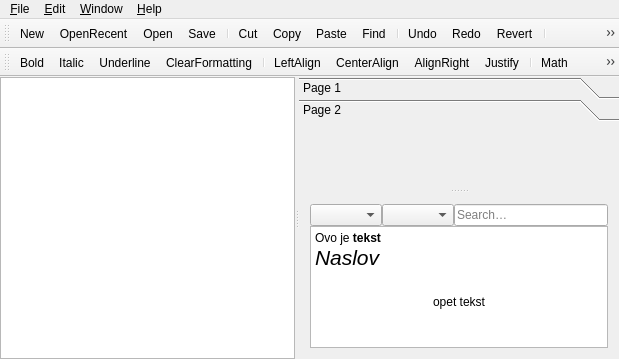
First picture: the form in mainwindow.ui, repository marohnicluka/ample, before the edit.
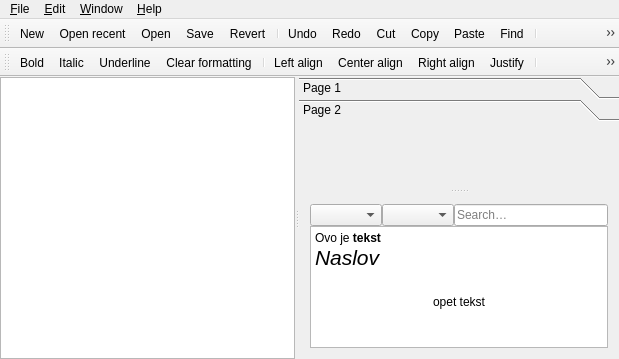
Second picture: the form after the edit. Icons and pictures are not drawn.

Patch:
```diff
--- a/mainwindow.ui
+++ b/mainwindow.ui
@@ -157,17 +157,18 @@
     <property name="title">
      <string>&amp;File</string>
     </property>
-    <addaction name="action_New"/>
-    <addaction name="action_Open"/>
+    <addaction name="actionNewDocument"/>
+    <addaction name="actionOpenDocument"/>
     <addaction name="actionSave"/>
     <addaction name="actionSaveAs"/>
-    <addaction name="action_Quit"/>
+    <addaction name="actionExport"/>
+    <addaction name="actionQuit"/>
    </widget>
    <widget class="QMenu" name="menu_Help">
     <property name="title">
      <string>&amp;Help</string>
     </property>
-    <addaction name="action_About"/>
+    <addaction name="actionAbout"/>
    </widget>
    <widget class="QMenu" name="menu_Window">
     <property name="title">
@@ -205,20 +206,19 @@
    <attribute name="toolBarBreak">
     <bool>false</bool>
    </attribute>
-   <addaction name="action_New"/>
+   <addaction name="actionNewDocument"/>
    <addaction name="actionOpenRecent"/>
-   <addaction name="action_Open"/>
+   <addaction name="actionOpenDocument"/>
    <addaction name="actionSave"/>
+   <addaction name="actionRevert"/>
    <addaction name="separator"/>
+   <addaction name="actionUndo"/>
+   <addaction name="actionRedo"/>
    <addaction name="actionCut"/>
    <addaction name="actionCopy"/>
    <addaction name="actionPaste"/>
    <addaction name="actionFind"/>
    <addaction name="separator"/>
-   <addaction name="actionUndo"/>
-   <addaction name="actionRedo"/>
-   <addaction name="actionRevert"/>
-   <addaction name="separator"/>
    <addaction name="actionSettings"/>
    <addaction name="actionRecompute"/>
    <addaction name="actionExport"/>
@@ -236,25 +236,25 @@
    <attribute name="toolBarBreak">
     <bool>true</bool>
    </attribute>
-   <addaction name="actionBold"/>
-   <addaction name="actionItalic"/>
-   <addaction name="actionUnderline"/>
+   <addaction name="actionTextBold"/>
+   <addaction name="actionTextItalic"/>
+   <addaction name="actionTextUnderline"/>
    <addaction name="actionClearFormatting"/>
    <addaction name="separator"/>
-   <addaction name="actionLeftAlign"/>
-   <addaction name="actionCenterAlign"/>
+   <addaction name="actionAlignLeft"/>
+   <addaction name="actionAlignCenter"/>
    <addaction name="actionAlignRight"/>
-   <addaction name="actionJustify"/>
+   <addaction name="actionAlignJustify"/>
    <addaction name="separator"/>
-   <addaction name="actionMath"/>
-   <addaction name="actionList"/>
-   <addaction name="actionTable"/>
-   <addaction name="actionImage"/>
+   <addaction name="actionInsertMath"/>
+   <addaction name="actionInsertList"/>
+   <addaction name="actionInsertTable"/>
+   <addaction name="actionInsertImage"/>
    <addaction name="actionReference"/>
    <addaction name="separator"/>
    <addaction name="actionSpellCheck"/>
   </widget>
-  <action name="action_New">
+  <action name="actionNewDocument">
    <property name="icon">
     <iconset resource="resources.qrc">
      <normaloff>:/icons/icons/colored/document-new.svg</normaloff>:/icons/icons/colored/document-new.svg</iconset>
@@ -263,13 +263,13 @@
     <string>&amp;New</string>
    </property>
    <property name="toolTip">
-    <string>New Document or Worksheet</string>
+    <string>New Document</string>
    </property>
    <property name="shortcut">
     <string>Ctrl+N</string>
    </property>
   </action>
-  <action name="action_Open">
+  <action name="actionOpenDocument">
    <property name="icon">
     <iconset resource="resources.qrc">
      <normaloff>:/icons/icons/colored/document-open.svg</normaloff>:/icons/icons/colored/document-open.svg</iconset>
@@ -278,13 +278,13 @@
     <string>&amp;Open</string>
    </property>
    <property name="toolTip">
-    <string>Open Document or Worksheet</string>
+    <string>Open Document</string>
    </property>
    <property name="shortcut">
     <string>Ctrl+O</string>
    </property>
   </action>
-  <action name="action_Quit">
+  <action name="actionQuit">
    <property name="text">
     <string>&amp;Quit</string>
    </property>
@@ -292,7 +292,7 @@
     <string>Ctrl+Q</string>
    </property>
   </action>
-  <action name="action_About">
+  <action name="actionAbout">
    <property name="icon">
     <iconset resource="resources.qrc">
      <normaloff>:/icons/icons/colored/help-about.svg</normaloff>:/icons/icons/colored/help-about.svg</iconset>
@@ -301,7 +301,7 @@
     <string>&amp;About</string>
    </property>
   </action>
-  <action name="actionBold">
+  <action name="actionTextBold">
    <property name="checkable">
     <bool>true</bool>
    </property>
@@ -319,7 +319,7 @@
     <string>Ctrl+B</string>
    </property>
   </action>
-  <action name="actionItalic">
+  <action name="actionTextItalic">
    <property name="checkable">
     <bool>true</bool>
    </property>
@@ -337,7 +337,7 @@
     <string>Ctrl+I</string>
    </property>
   </action>
-  <action name="actionUnderline">
+  <action name="actionTextUnderline">
    <property name="checkable">
     <bool>true</bool>
    </property>
@@ -355,7 +355,7 @@
     <string>Ctrl+U</string>
    </property>
   </action>
-  <action name="actionLeftAlign">
+  <action name="actionAlignLeft">
    <property name="checkable">
     <bool>true</bool>
    </property>
@@ -364,10 +364,10 @@
      <normaloff>:/icons/icons/colored/format-justify-left.svg</normaloff>:/icons/icons/colored/format-justify-left.svg</iconset>
    </property>
    <property name="text">
-    <string>LeftAlign</string>
+    <string>Left align</string>
    </property>
    <property name="toolTip">
-    <string>Left-aligned text</string>
+    <string>Left aligned text</string>
    </property>
    <property name="shortcut">
     <string>Ctrl+L</string>
@@ -382,16 +382,16 @@
      <normaloff>:/icons/icons/colored/format-justify-right.svg</normaloff>:/icons/icons/colored/format-justify-right.svg</iconset>
    </property>
    <property name="text">
-    <string>AlignRight</string>
+    <string>Right align</string>
    </property>
    <property name="toolTip">
-    <string>Right-aligned text</string>
+    <string>Right aligned text</string>
    </property>
    <property name="shortcut">
     <string>Ctrl+R</string>
    </property>
   </action>
-  <action name="actionCenterAlign">
+  <action name="actionAlignCenter">
    <property name="checkable">
     <bool>true</bool>
    </property>
@@ -400,7 +400,7 @@
      <normaloff>:/icons/icons/colored/format-justify-center.svg</normaloff>:/icons/icons/colored/format-justify-center.svg</iconset>
    </property>
    <property name="text">
-    <string>CenterAlign</string>
+    <string>Center align</string>
    </property>
    <property name="toolTip">
     <string>Centered text</string>
@@ -409,7 +409,7 @@
     <string>Ctrl+E</string>
    </property>
   </action>
-  <action name="actionJustify">
+  <action name="actionAlignJustify">
    <property name="checkable">
     <bool>true</bool>
    </property>
@@ -427,13 +427,13 @@
     <string>Ctrl+J</string>
    </property>
   </action>
-  <action name="actionTable">
+  <action name="actionInsertTable">
    <property name="icon">
     <iconset resource="resources.qrc">
      <normaloff>:/icons/icons/colored/insert-table.svg</normaloff>:/icons/icons/colored/insert-table.svg</iconset>
    </property>
    <property name="text">
-    <string>Table</string>
+    <string>Insert table</string>
    </property>
    <property name="toolTip">
     <string>Insert table</string>
@@ -442,13 +442,13 @@
     <string>Ctrl+Shift+T</string>
    </property>
   </action>
-  <action name="actionImage">
+  <action name="actionInsertImage">
    <property name="icon">
     <iconset resource="resources.qrc">
      <normaloff>:/icons/icons/colored/insert-image.svg</normaloff>:/icons/icons/colored/insert-image.svg</iconset>
    </property>
    <property name="text">
-    <string>Image</string>
+    <string>Insert image</string>
    </property>
    <property name="toolTip">
     <string>Insert image</string>
@@ -463,7 +463,7 @@
      <normaloff>:/icons/icons/colored/format-text-none.svg</normaloff>:/icons/icons/colored/format-text-none.svg</iconset>
    </property>
    <property name="text">
-    <string>ClearFormatting</string>
+    <string>Clear formatting</string>
    </property>
    <property name="toolTip">
     <string>Clear formatting</string>
@@ -535,7 +535,7 @@
      <normaloff>:/icons/icons/colored/document-open-recent.svg</normaloff>:/icons/icons/colored/document-open-recent.svg</iconset>
    </property>
    <property name="text">
-    <string>OpenRecent</string>
+    <string>Open recent</string>
    </property>
    <property name="toolTip">
     <string>Open recent</string>
@@ -577,7 +577,7 @@
      <normaloff>:/icons/icons/colored/document-save-as.svg</normaloff>:/icons/icons/colored/document-save-as.svg</iconset>
    </property>
    <property name="text">
-    <string>SaveAs</string>
+    <string>Save as</string>
    </property>
    <property name="toolTip">
     <string>Save as</string>
@@ -592,7 +592,7 @@
      <normaloff>:/icons/icons/colored/view-refresh.svg</normaloff>:/icons/icons/colored/view-refresh.svg</iconset>
    </property>
    <property name="text">
-    <string>Recompute</string>
+    <string>Recompute all</string>
    </property>
    <property name="toolTip">
     <string>Recompute all</string>
@@ -628,10 +628,10 @@
      <normaloff>:/icons/icons/colored/open-menu.svg</normaloff>:/icons/icons/colored/open-menu.svg</iconset>
    </property>
    <property name="text">
-    <string>Settings</string>
+    <string>Document settings</string>
    </property>
    <property name="toolTip">
-    <string>Settings</string>
+    <string>Document settings</string>
    </property>
   </action>
   <action name="actionReference">
@@ -640,7 +640,7 @@
      <normaloff>:/icons/icons/colored/insert-link.svg</normaloff>:/icons/icons/colored/insert-link.svg</iconset>
    </property>
    <property name="text">
-    <string>Reference</string>
+    <string>Insert reference</string>
    </property>
    <property name="toolTip">
     <string>Insert reference</string>
@@ -658,19 +658,19 @@
      <normaloff>:/icons/icons/colored/check-spelling.svg</normaloff>:/icons/icons/colored/check-spelling.svg</iconset>
    </property>
    <property name="text">
-    <string>SpellCheck</string>
+    <string>Check spelling</string>
    </property>
    <property name="toolTip">
     <string>Check spelling</string>
    </property>
   </action>
-  <action name="actionList">
+  <action name="actionInsertList">
    <property name="icon">
     <iconset resource="resources.qrc">
      <normaloff>:/icons/icons/colored/insert-list.svg</normaloff>:/icons/icons/colored/insert-list.svg</iconset>
    </property>
    <property name="text">
-    <string>List</string>
+    <string>Insert list</string>
    </property>
    <property name="toolTip">
     <string>Insert list</string>
@@ -679,13 +679,13 @@
     <string>Ctrl+Shift+L</string>
    </property>
   </action>
-  <action name="actionMath">
+  <action name="actionInsertMath">
    <property name="icon">
     <iconset resource="resources.qrc">
      <normaloff>:/icons/icons/colored/insert-math.svg</normaloff>:/icons/icons/colored/insert-math.svg</iconset>
    </property>
    <property name="text">
-    <string>Math</string>
+    <string>Insert math</string>
    </property>
    <property name="toolTip">
     <string>Insert math</string>
```
